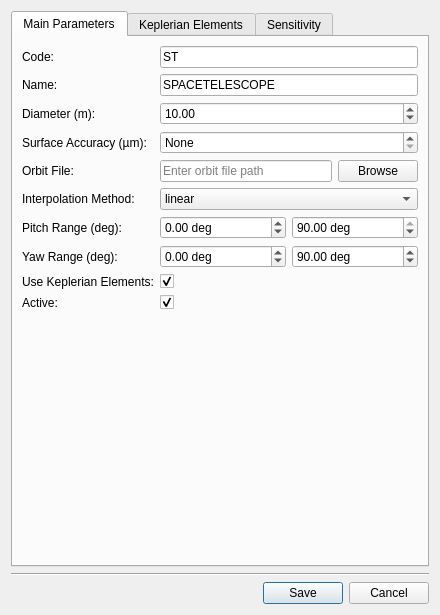
Qt form pastrocore/gui_pyside/dialog_editor_space_telescope.ui (Torward1024/pAstroCORE) before a commit.
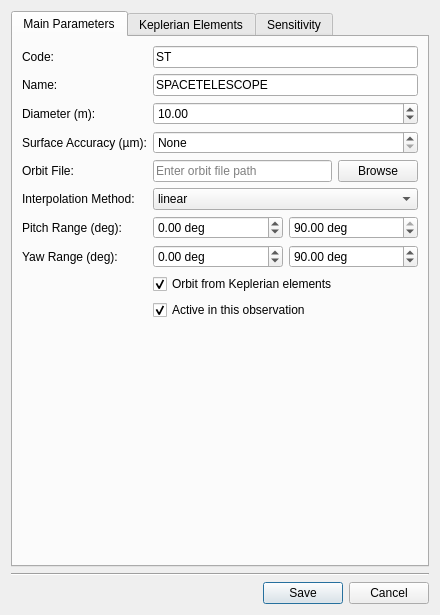
The same form after that commit. Icons and pictures are not drawn.

Commit message:
21.09.2026 -- U1, part 4: the editors, and a column hiding its head.
The telescope editor was fourteen rows in one column and taller than a laptop
screen. It is four groups now -- what it is, where it stands, the dish, where
it can point -- with the coordinates and the velocities side by side.

Two mistakes found while moving the fields: the velocities were labelled m/s
and the model holds metres per year, and the scan editor's OK button was
spelled with a Cyrillic O and K.

1298 green.

What changed in the file:
```diff
--- a/pastrocore/gui_pyside/dialog_editor_space_telescope.ui
+++ b/pastrocore/gui_pyside/dialog_editor_space_telescope.ui
@@ -296,29 +296,21 @@
            </item>
           </layout>
          </item>
-         <item row="8" column="0">
-          <widget class="QLabel" name="labelUseKep">
-           <property name="text">
-            <string>Use Keplerian Elements:</string>
-           </property>
-          </widget>
-         </item>
          <item row="8" column="1">
           <widget class="QCheckBox" name="useKepCheckBox">
+           <property name="text">
+            <string>Orbit from Keplerian elements</string>
+           </property>
            <property name="checked">
             <bool>true</bool>
            </property>
           </widget>
          </item>
-         <item row="9" column="0">
-          <widget class="QLabel" name="labelIsActive">
-           <property name="text">
-            <string>Active:</string>
-           </property>
-          </widget>
-         </item>
          <item row="9" column="1">
           <widget class="QCheckBox" name="isActiveCheckBox">
+       <property name="text">
+        <string>Active in this observation</string>
+       </property>
            <property name="checked">
             <bool>true</bool>
            </property>
```
Left out of the diff: 5 changed lines with no effect on the pictures. The commit also changes 32 other files.
